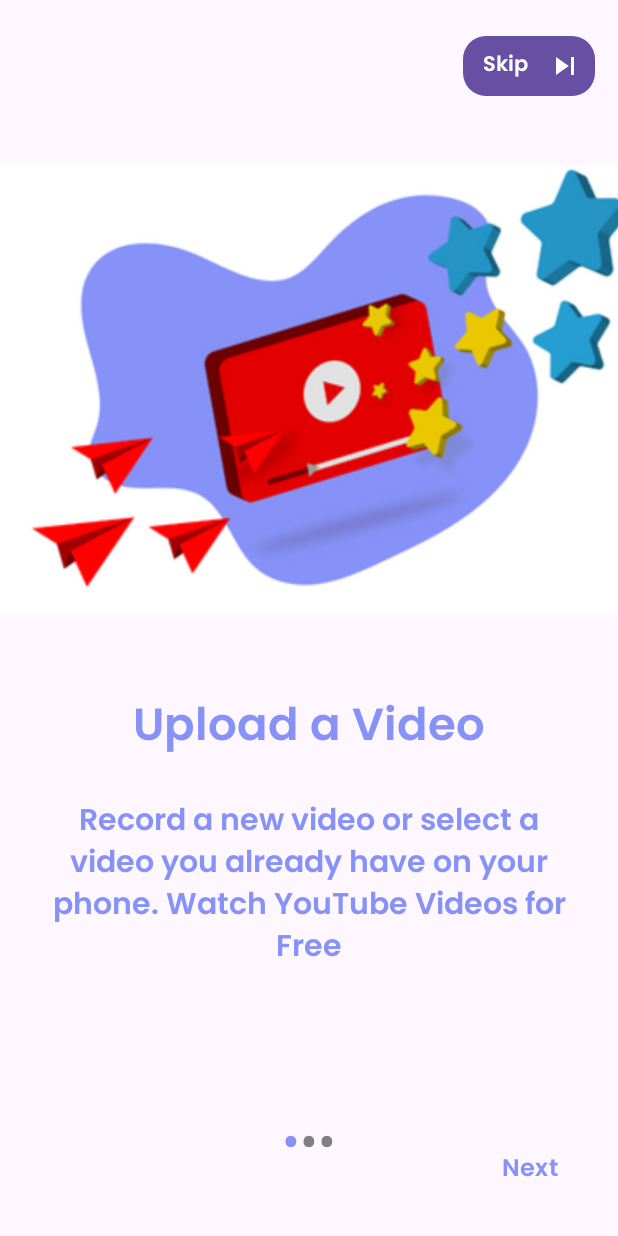
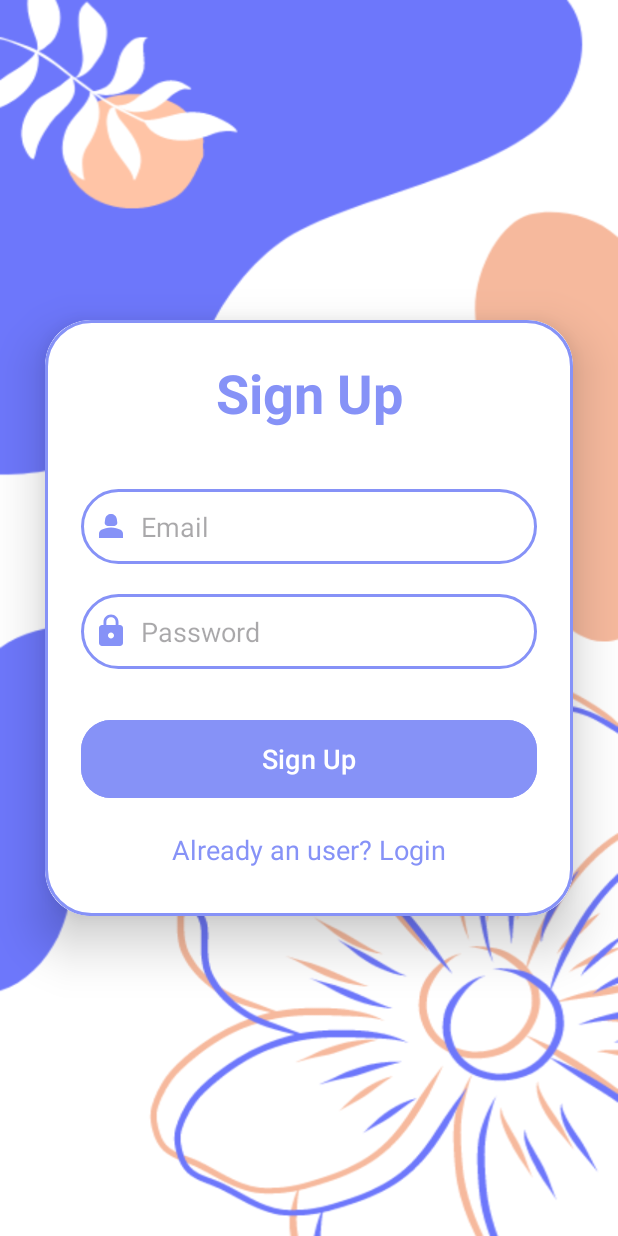
Before and after one commit to imane0x/EcoQ, an Android app: the screen it shows after launch (NavigationActivity before the commit, SignUpActivity after it), on a phone screen of 412 x 824 dp. Run offline under Robolectric (Android 15) with nearby library versions, the phone set to English and light mode, and no system bars; our stand-ins replace Firebase (no records; nobody signed in at launch, a user with empty details on screens opened directly).

Commit message:
add login and signup activities + fix firebase auth

```diff
--- a/app/build.gradle.kts
+++ b/app/build.gradle.kts
@@ -40,6 +40,7 @@ dependencies {
     implementation("com.google.android.material:material:1.10.0")
     implementation("androidx.constraintlayout:constraintlayout:2.1.4")
     implementation(platform("com.google.firebase:firebase-bom:32.6.0"))
+    implementation("com.google.firebase:firebase-auth:22.3.0")
     testImplementation("junit:junit:4.13.2")
     androidTestImplementation("androidx.test.ext:junit:1.1.5")
     androidTestImplementation("androidx.test.espresso:espresso-core:3.5.1")
--- a/app/src/main/java/com/euromedcompany/orderfood/MainActivity.java
+++ b/app/src/main/java/com/euromedcompany/orderfood/MainActivity.java
@@ -8,6 +8,7 @@ import android.os.Bundle;
 import android.view.View;
 import android.widget.Button;
 import android.widget.TextView;
+
 
 public class MainActivity extends AppCompatActivity {
 
--- a/app/src/main/java/com/euromedcompany/orderfood/SignIn.java
+++ b/app/src/main/java/com/euromedcompany/orderfood/SignIn.java
@@ -14,6 +14,7 @@ import com.google.firebase.database.DatabaseError;
 import com.google.firebase.database.DatabaseReference;
 import com.google.firebase.database.FirebaseDatabase;
 import com.google.firebase.database.ValueEventListener;
+
 
 import Model.User;
 
--- /dev/null
+++ b/app/src/main/java/com/euromedcompany/orderfood/SignUpActivity.java
@@ -0,0 +1,92 @@
+package com.euromedcompany.orderfood;
+
+/*
+import androidx.appcompat.app.AppCompatActivity;
+
+import android.os.Bundle;
+
+import com.google.firebase.Firebase;
+import com.google.firebase.auth.FirebaseAuth;
+
+public class SignUpActivity extends AppCompatActivity {
+
+    private FirebaseAuth auth = FirebaseAuth;
+    @Override
+    protected void onCreate(Bundle savedInstanceState) {
+        super.onCreate(savedInstanceState);
+        setContentView(R.layout.activity_sign_up2);
+    }
+}
+*/
+
+import androidx.annotation.NonNull;
+import androidx.appcompat.app.AppCompatActivity;
+
+import android.content.Intent;
+import android.os.Bundle;
+import android.view.View;
+import android.widget.Button;
+import android.widget.EditText;
+import android.widget.TextView;
+import android.widget.Toast;
+
+import com.google.android.gms.tasks.OnCompleteListener;
+import com.google.android.gms.tasks.Task;
+import com.google.firebase.auth.AuthResult;
+import com.google.firebase.auth.FirebaseAuth;
+
+public class SignUpActivity extends AppCompatActivity {
+
+    private FirebaseAuth auth;
+    private EditText signupEmail, signupPassword;
+    private Button signupButton;
+    private TextView loginRedirectText;
+
+    @Override
+    protected void onCreate(Bundle savedInstanceState) {
+        super.onCreate(savedInstanceState);
+        setContentView(R.layout.activity_sign_up2);
+
+        auth = FirebaseAuth.getInstance();
+        signupEmail = findViewById(R.id.signup_email);
+        signupPassword = findViewById(R.id.signup_password);
+        signupButton = findViewById(R.id.signup_button);
+        loginRedirectText = findViewById(R.id.loginRedirectText);
+
+        signupButton.setOnClickListener(new View.OnClickListener() {
+            @Override
+            public void onClick(View view) {
+                String user = signupEmail.getText().toString().trim();
+                String pass = signupPassword.getText().toString().trim();
+
+                if (user.isEmpty()){
+                    signupEmail.setError("Email cannot be empty");
+                }
+                if (pass.isEmpty()){
+                    signupPassword.setError("Password cannot be empty");
+                } else{
+                    auth.createUserWithEmailAndPassword(user, pass).addOnCompleteListener(new OnCompleteListener<AuthResult>() {
+                        @Override
+                        public void onComplete(@NonNull Task<AuthResult> task) {
+                            if (task.isSuccessful()) {
+                                Toast.makeText(SignUpActivity.this, "SignUp Successful", Toast.LENGTH_SHORT).show();
+                                startActivity(new Intent(SignUpActivity.this, LogInActivity.class));
+                            } else {
+                                Toast.makeText(SignUpActivity.this, "SignUp Failed" + task.getException().getMessage(), Toast.LENGTH_SHORT).show();
+                            }
+                        }
+                    });
+                }
+
+            }
+        });
+
+        loginRedirectText.setOnClickListener(new View.OnClickListener() {
+            @Override
+            public void onClick(View view) {
+                startActivity(new Intent(SignUpActivity.this, LogInActivity.class));
+            }
+        });
+
+    }
+}
--- /dev/null
+++ b/app/src/main/res/drawable/baseline_lock_24.xml
@@ -0,0 +1,5 @@
+<vector android:height="24dp" android:tint="@color/lavender"
+    android:viewportHeight="24" android:viewportWidth="24"
+    android:width="24dp" xmlns:android="http://schemas.android.com/apk/res/android">
+    <path android:fillColor="@android:color/white" android:pathData="M18,8h-1L17,6c0,-2.76 -2.24,-5 -5,-5S7,3.24 7,6v2L6,8c-1.1,0 -2,0.9 -2,2v10c0,1.1 0.9,2 2,2h12c1.1,0 2,-0.9 2,-2L20,10c0,-1.1 -0.9,-2 -2,-2zM12,17c-1.1,0 -2,-0.9 -2,-2s0.9,-2 2,-2 2,0.9 2,2 -0.9,2 -2,2zM15.1,8L8.9,8L8.9,6c0,-1.71 1.39,-3.1 3.1,-3.1 1.71,0 3.1,1.39 3.1,3.1v2z"/>
+</vector>
--- /dev/null
+++ b/app/src/main/res/drawable/baseline_person_2_24.xml
@@ -0,0 +1,6 @@
+<vector android:height="24dp" android:tint="@color/lavender"
+    android:viewportHeight="24" android:viewportWidth="24"
+    android:width="24dp" xmlns:android="http://schemas.android.com/apk/res/android">
+    <path android:fillColor="@android:color/white" android:pathData="M18.39,14.56C16.71,13.7 14.53,13 12,13c-2.53,0 -4.71,0.7 -6.39,1.56C4.61,15.07 4,16.1 4,17.22V20h16v-2.78C20,16.1 19.39,15.07 18.39,14.56z"/>
+    <path android:fillColor="@android:color/white" android:pathData="M9.78,12h4.44c1.21,0 2.14,-1.06 1.98,-2.26l-0.32,-2.45C15.57,5.39 13.92,4 12,4S8.43,5.39 8.12,7.29L7.8,9.74C7.64,10.94 8.57,12 9.78,12z"/>
+</vector>
--- /dev/null
+++ b/app/src/main/res/drawable/custom_edittext.xml
@@ -0,0 +1,9 @@
+<?xml version="1.0" encoding="utf-8"?>
+<shape xmlns:android="http://schemas.android.com/apk/res/android"
+    android:shape="rectangle">
+    <stroke
+        android:width="2dp"
+        android:color="@color/lavender"/>
+    <corners
+        android:radius="30dp"/>
+</shape>
--- /dev/null
+++ b/app/src/main/res/layout/activity_sign_up2.xml
@@ -0,0 +1,86 @@
+<?xml version="1.0" encoding="utf-8"?>
+<LinearLayout
+    xmlns:android="http://schemas.android.com/apk/res/android"
+    xmlns:app="http://schemas.android.com/apk/res-auto"
+    xmlns:tools="http://schemas.android.com/tools"
+    android:layout_width="match_parent"
+    android:layout_height="match_parent"
+    android:orientation="vertical"
+    android:gravity="center"
+    android:background="@drawable/pagebkg"
+    tools:context=".SignUpActivity">
+
+    <androidx.cardview.widget.CardView
+        android:layout_width="match_parent"
+        android:layout_height="wrap_content"
+        android:layout_margin="30dp"
+        app:cardCornerRadius="30dp"
+        app:cardElevation="20dp">
+
+        <LinearLayout
+            android:layout_width="match_parent"
+            android:layout_height="wrap_content"
+            android:orientation="vertical"
+            android:layout_gravity="center_horizontal"
+            android:padding="24dp"
+            android:background="@drawable/custom_edittext">
+
+            <TextView
+                android:layout_width="match_parent"
+                android:layout_height="wrap_content"
+                android:text="Sign Up"
+                android:textSize="36sp"
+                android:textAlignment="center"
+                android:textStyle="bold"
+                android:textColor="@color/lavender"/>
+
+            <EditText
+                android:layout_width="match_parent"
+                android:layout_height="50dp"
+                android:id="@+id/signup_email"
+                android:background="@drawable/custom_edittext"
+                android:layout_marginTop="40dp"
+                android:padding="8dp"
+                android:hint="Email"
+                android:drawableLeft="@drawable/baseline_person_2_24"
+                android:drawablePadding="8dp"
+                android:textColor="@color/black"/>
+
+            <EditText
+                android:layout_width="match_parent"
+                android:layout_height="50dp"
+                android:id="@+id/signup_password"
+                android:background="@drawable/custom_edittext"
+                android:layout_marginTop="20dp"
+                android:padding="8dp"
+                android:hint="Password"
+                android:drawableLeft="@drawable/baseline_lock_24"
+                android:drawablePadding="8dp"
+                android:textColor="@color/black"/>
+
+            <Button
+                android:layout_width="match_parent"
+                android:layout_height="60dp"
+                android:text="Sign Up"
+                android:id="@+id/signup_button"
+                android:textSize="18sp"
+                android:layout_marginTop="30dp"
+                android:backgroundTint="@color/lavender"
+                app:cornerRadius = "20dp"/>
+
+            <TextView
+                android:layout_width="wrap_content"
+                android:layout_height="wrap_content"
+                android:id="@+id/loginRedirectText"
+                android:text="Already an user? Login"
+                android:layout_gravity="center"
+                android:padding="8dp"
+                android:layout_marginTop="10dp"
+                android:textColor="@color/lavender"
+                android:textSize="18sp"/>
+
+        </LinearLayout>
+
+    </androidx.cardview.widget.CardView>
+
+</LinearLayout>
--- a/app/src/main/res/values/colors.xml
+++ b/app/src/main/res/values/colors.xml
@@ -15,7 +15,6 @@
     <color name="white">#FFFFFFFF</color>
     <color name="lavender">#8692f7</color>
     <color name="grey">#808080</color>
-
 </resources>
 <!--<resources>-->
 <!--    <color name="black">#FF000000</color>-->
--- a/app/src/main/res/values/themes.xml
+++ b/app/src/main/res/values/themes.xml
@@ -9,7 +9,7 @@
 
     <style name="Theme.OnboardingPractice" parent="Theme.MaterialComponents.DayNight.NoActionBar">
         <!-- Primary brand color. -->
-        <item name="colorPrimary">@color/lavender</item>
+        <item name="colorPrimary">@color/purple_500</item>
         <item name="colorPrimaryVariant">@color/lavender</item>
         <item name="colorOnPrimary">@color/white</item>
         <!-- Secondary brand color. -->
--- a/build.gradle.kts
+++ b/build.gradle.kts
@@ -1,3 +1,8 @@
+buildscript {
+    dependencies {
+        classpath("com.google.gms:google-services:4.4.0")
+    }
+}
 // Top-level build file where you can add configuration options common to all sub-projects/modules.
 plugins {
     id("com.android.application") version "8.1.2" apply false
```
Also changed, not shown: app/src/main/AndroidManifest.xml (+14 -9 lines), app/src/main/java/com/euromedcompany/orderfood/LogInActivity.java (added, +84 -0 lines), app/src/main/res/drawable/lavender_round.xml (added, +12 -0 lines), app/src/main/res/drawable/white_box.xml (added, +11 -0 lines), app/src/main/res/layout/activity_log_in.xml (added, +89 -0 lines), app/src/main/res/layout/activity_main.xml (+59 -28 lines), app/src/main/res/drawable/pagebkg.png (added).
